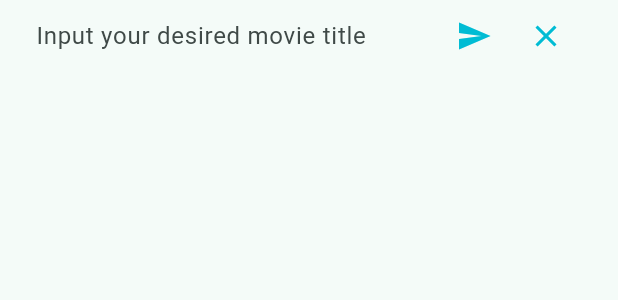
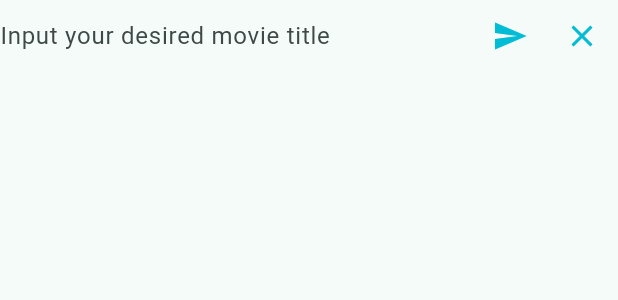
Before and after one commit to fredykamaulana/fit_movies_app, a Flutter app: the FloatingSearchBar widget shown alone on an empty page, opened directly, on a phone screen of 412 x 824 dp. Shown: the top 300 px of the screen. Run offline on Flutter 3.47's test engine with Material 3 defaults, Android fonts, the phone set to English and light mode, and no system bars; our stand-ins replace dio, equatable, flutter_dotenv, get, hive, hive_flutter and 1 more; accounts and stored records are empty; network calls fail.

Commit message:
refactor floating search bar

```diff
--- a/lib/widgets/floating_search_bar.dart
+++ b/lib/widgets/floating_search_bar.dart
@@ -32,9 +32,7 @@ class _FloatingSearchBarState extends State<FloatingSearchBar> {
   @override
   Widget build(BuildContext context) {
 
-    return Padding(
-      padding: const EdgeInsets.symmetric(horizontal: 24.0),
-      child: Row(
+    return Row(
       mainAxisSize: MainAxisSize.max,
       mainAxisAlignment: MainAxisAlignment.spaceAround,
       children: [
@@ -75,7 +73,6 @@ class _FloatingSearchBarState extends State<FloatingSearchBar> {
           },
         ),
       ],
-      ),
     );
   }
 }
```
Lines whose indentation alone changed are shown as unchanged.
